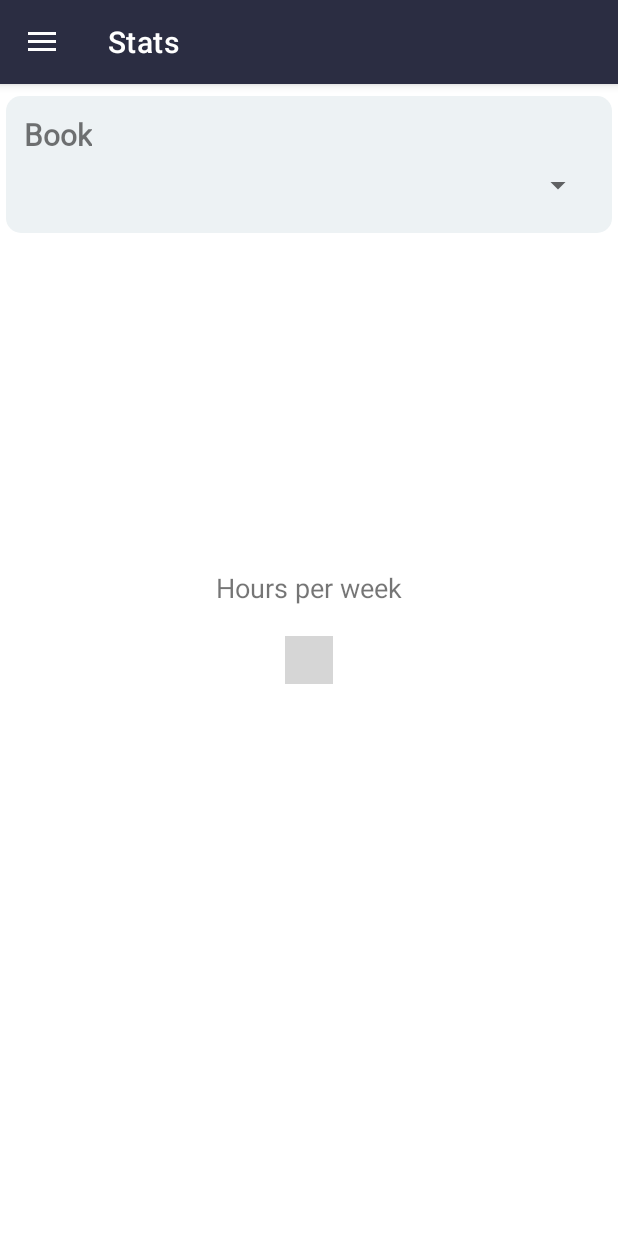
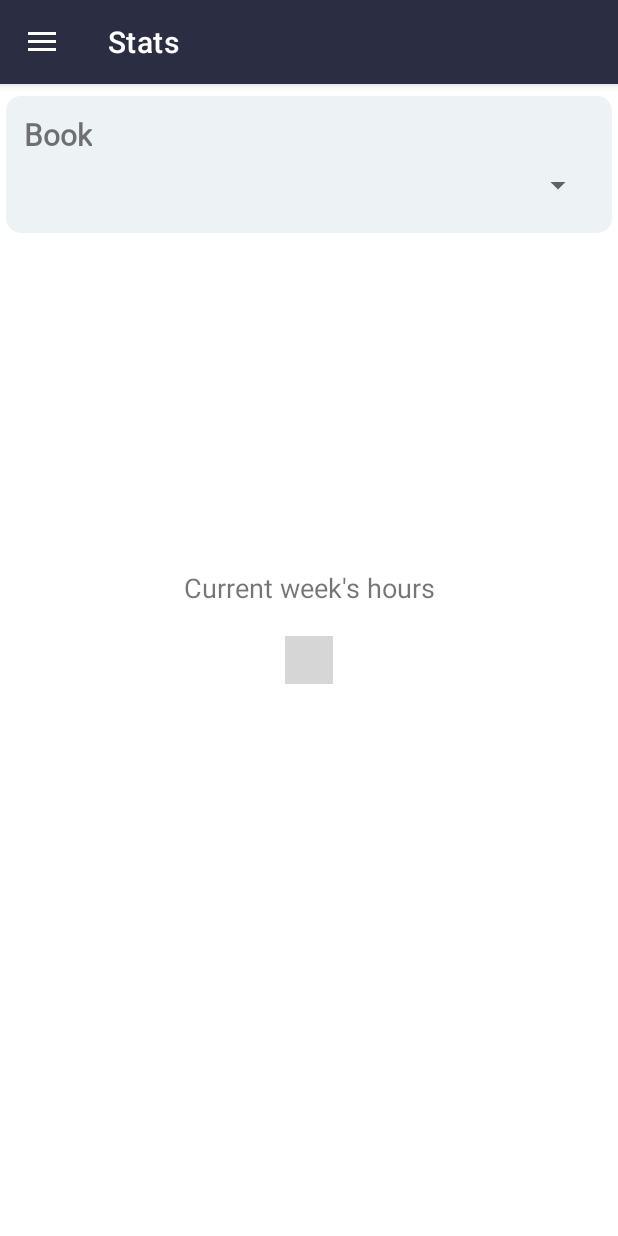
Before and after one commit to rodrigonovoas/my-book-collection-app, an Android app: the screen it shows after launch (MainActivity), in the side drawer, after a tap on "Stats", on a phone screen of 412 x 824 dp. Run offline under Robolectric (Android 15) with nearby library versions, the phone set to English and light mode, and no system bars; our stand-ins replace Room's generated code, Timber, navigation-ui; libraries missing offline, so code that uses them is left out: com.patrykandpatrick.vico; plain views replace ChartView; pictures from the network do not load; grey boxes are pictures that could not be loaded.

```diff
--- a/app/src/main/java/app/rodrigonovoa/mybookcollection/ui/myStats/MyStatsFragment.kt
+++ b/app/src/main/java/app/rodrigonovoa/mybookcollection/ui/myStats/MyStatsFragment.kt
@@ -59,6 +59,7 @@ class MyStatsFragment : Fragment() {
             AdapterView.OnItemSelectedListener {
             override fun onItemSelected(parent: AdapterView<*>,
                                         view: View, position: Int, id: Long) {
+                binding.chart.setModel(entryModelOf(listOf()))
                 val bookId = viewModel.localDbBooks.value?.get(position)?.id ?: 0
                 viewModel.getCurrentWeekHoursByBookId(bookId)
             }
--- a/app/src/main/java/app/rodrigonovoa/mybookcollection/ui/myStats/MyStatsViewModel.kt
+++ b/app/src/main/java/app/rodrigonovoa/mybookcollection/ui/myStats/MyStatsViewModel.kt
@@ -28,6 +28,7 @@ class MyStatsViewModel(val bookCollectionRepository: BookCollectionRepository) :
     }
 
     fun getCurrentWeekHoursByBookId(bookId: Int) {
+        hoursPerWeekAux.clear()
         runBlocking {
             val mondayJob = getHoursForMonday(bookId)
             mondayJob.join()
--- a/app/src/main/res/layout/fragment_my_stats.xml
+++ b/app/src/main/res/layout/fragment_my_stats.xml
@@ -41,7 +41,7 @@
     <TextView
         android:layout_width="wrap_content"
         android:layout_height="wrap_content"
-        android:text="Hours per week"
+        android:text="Current week's hours"
         android:textSize="18dp"
         app:layout_constraintBottom_toTopOf="@+id/chart"
         app:layout_constraintLeft_toLeftOf="parent"
```
